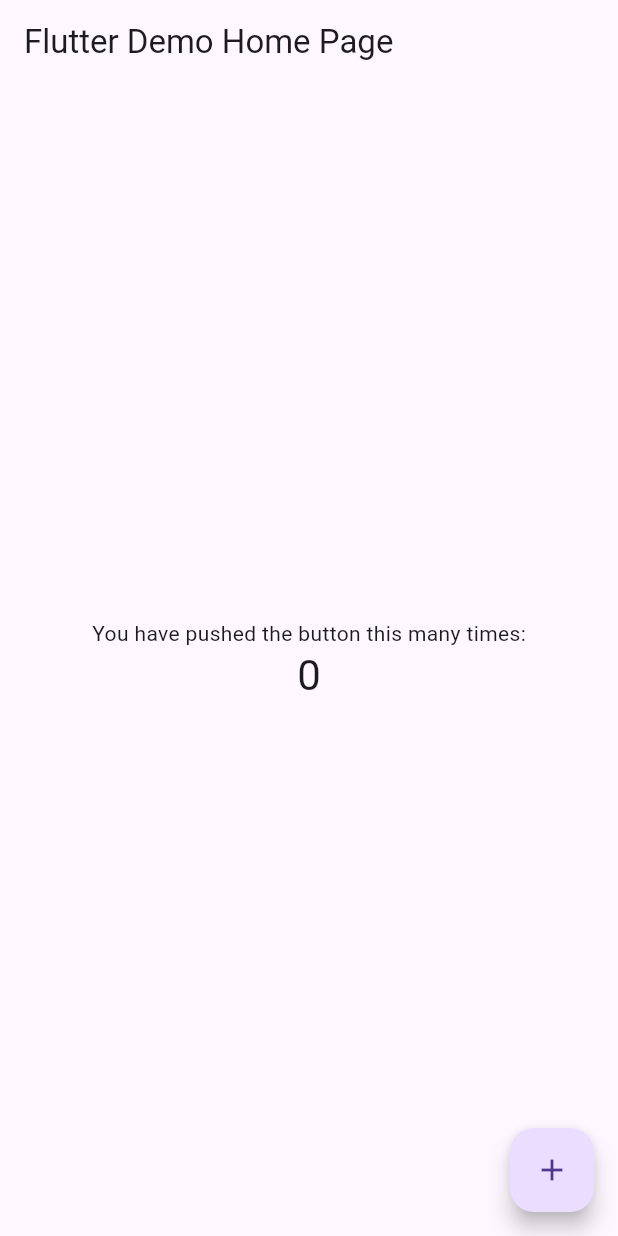
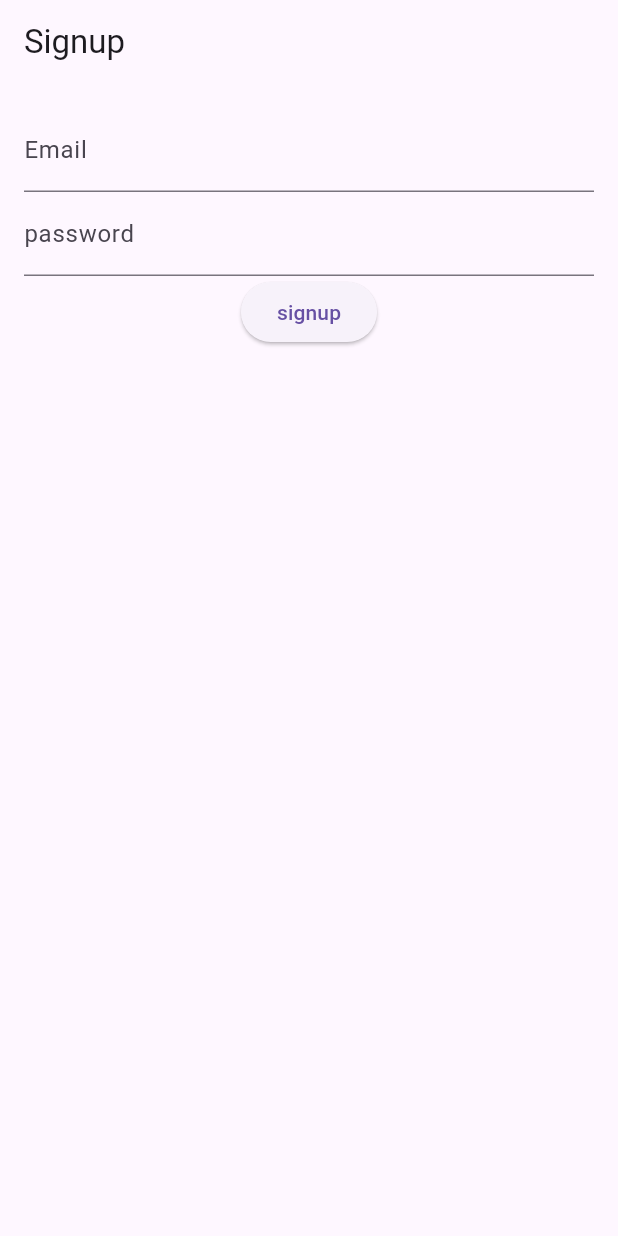
Before and after one commit to Joojinsung/flutter_blog, a Flutter app: the screen it shows after launch, on a phone screen of 412 x 824 dp. Run offline on Flutter 3.47's test engine with Material 3 defaults, Android fonts, the phone set to English and light mode, and no system bars.

Commit message:
게시글 작성, 회원가입

```diff
--- a/lib/main.dart
+++ b/lib/main.dart
@@ -1,115 +1,21 @@
 import 'package:flutter/material.dart';
+import 'package:flutter_blog/screens/create_post_page.dart';
+import 'package:flutter_blog/screens/signup.dart';
+
 
 void main() {
-  runApp(const MyApp());
+  runApp(MyApp());
 }
 
 class MyApp extends StatelessWidget {
-  const MyApp({super.key});
-
-  // This widget is the root of your application.
   @override
   Widget build(BuildContext context) {
     return MaterialApp(
-      title: 'Flutter Demo',
+      title: 'Post App',
       theme: ThemeData(
-        // This is the theme of your application.
-        //
-        // Try running your application with "flutter run". You'll see the
-        // application has a blue toolbar. Then, without quitting the app, try
-        // changing the primarySwatch below to Colors.green and then invoke
-        // "hot reload" (press "r" in the console where you ran "flutter run",
-        // or simply save your changes to "hot reload" in a Flutter IDE).
-        // Notice that the counter didn't reset back to zero; the application
-        // is not restarted.
         primarySwatch: Colors.blue,
       ),
-      home: const MyHomePage(title: 'Flutter Demo Home Page'),
+      home: Signup(),
     );
   }
 }
-
-class MyHomePage extends StatefulWidget {
-  const MyHomePage({super.key, required this.title});
-
-  // This widget is the home page of your application. It is stateful, meaning
-  // that it has a State object (defined below) that contains fields that affect
-  // how it looks.
-
-  // This class is the configuration for the state. It holds the values (in this
-  // case the title) provided by the parent (in this case the App widget) and
-  // used by the build method of the State. Fields in a Widget subclass are
-  // always marked "final".
-
-  final String title;
-
-  @override
-  State<MyHomePage> createState() => _MyHomePageState();
-}
-
-class _MyHomePageState extends State<MyHomePage> {
-  int _counter = 0;
-
-  void _incrementCounter() {
-    setState(() {
-      // This call to setState tells the Flutter framework that something has
-      // changed in this State, which causes it to rerun the build method below
-      // so that the display can reflect the updated values. If we changed
-      // _counter without calling setState(), then the build method would not be
-      // called again, and so nothing would appear to happen.
-      _counter++;
-    });
-  }
-
-  @override
-  Widget build(BuildContext context) {
-    // This method is rerun every time setState is called, for instance as done
-    // by the _incrementCounter method above.
-    //
-    // The Flutter framework has been optimized to make rerunning build methods
-    // fast, so that you can just rebuild anything that needs updating rather
-    // than having to individually change instances of widgets.
-    return Scaffold(
-      appBar: AppBar(
-        // Here we take the value from the MyHomePage object that was created by
-        // the App.build method, and use it to set our appbar title.
-        title: Text(widget.title),
-      ),
-      body: Center(
-        // Center is a layout widget. It takes a single child and positions it
-        // in the middle of the parent.
-        child: Column(
-          // Column is also a layout widget. It takes a list of children and
-          // arranges them vertically. By default, it sizes itself to fit its
-          // children horizontally, and tries to be as tall as its parent.
-          //
-          // Invoke "debug painting" (press "p" in the console, choose the
-          // "Toggle Debug Paint" action from the Flutter Inspector in Android
-          // Studio, or the "Toggle Debug Paint" command in Visual Studio Code)
-          // to see the wireframe for each widget.
-          //
-          // Column has various properties to control how it sizes itself and
-          // how it positions its children. Here we use mainAxisAlignment to
-          // center the children vertically; the main axis here is the vertical
-          // axis because Columns are vertical (the cross axis would be
-          // horizontal).
-          mainAxisAlignment: MainAxisAlignment.center,
-          children: <Widget>[
-            const Text(
-              'You have pushed the button this many times:',
-            ),
-            Text(
-              '$_counter',
-              style: Theme.of(context).textTheme.headlineMedium,
-            ),
-          ],
-        ),
-      ),
-      floatingActionButton: FloatingActionButton(
-        onPressed: _incrementCounter,
-        tooltip: 'Increment',
-        child: const Icon(Icons.add),
-      ), // This trailing comma makes auto-formatting nicer for build methods.
-    );
-  }
-}
--- /dev/null
+++ b/lib/screens/signup.dart
@@ -0,0 +1,102 @@
+import 'package:flutter/cupertino.dart';
+import 'package:flutter/material.dart';
+import 'package:flutter_blog/screens/create_post_page.dart';
+import 'package:http/http.dart' as http;
+
+class Signup extends StatefulWidget {
+  const Signup({super.key});
+
+  @override
+  State<Signup> createState() => _SignupState();
+}
+
+class _SignupState extends State<Signup> {
+  final _formKey = GlobalKey<FormState>();
+  final _emailController = TextEditingController();
+  final _passwordController = TextEditingController();
+
+  @override
+  void dispose() {
+    _emailController.dispose();
+    _passwordController.dispose();
+    super.dispose();
+  }
+
+  Future<void> _signup() async {
+    final String email = _emailController.text;
+    final String password = _passwordController.text;
+
+    if (email.isEmpty || password.isEmpty) {
+      return;
+    }
+    try {
+      final response = await http.post(
+        Uri.parse('http://192.168.219.43:8080/user/store'),
+        headers: {'X-Requested-With': 'Flutter'},
+        body: {'email': email, 'password': password},
+      );
+      // 응답값 출력
+      print('Response status code: ${response.statusCode}');
+      print('Response body: ${response.body}');
+      if (response.statusCode == 200) {
+        Navigator.of(context).pushReplacement(
+          MaterialPageRoute(builder: (context) => CreatePostPage()),
+        );
+      }
+    } catch (e) {
+      ScaffoldMessenger.of(context).showSnackBar(
+        SnackBar(
+          content: Text('Error ${e.toString()}'),
+        ),
+      );
+    }
+  }
+
+  @override
+  Widget build(BuildContext context) {
+    return Scaffold(
+      appBar: AppBar(
+        title: Text('Signup'),
+      ),
+      body: Padding(
+        padding: EdgeInsets.all(16.0),
+        child: Form(
+          key: _formKey,
+          child: Column(
+            children: [
+              TextFormField(
+                controller: _emailController,
+                decoration: InputDecoration(labelText: 'Email'),
+                validator: (value) {
+                  if (value == null || value.isEmpty) {
+                    return 'Please enter email';
+                  }
+                  return null;
+                },
+              ),
+              TextFormField(
+                controller: _passwordController,
+                decoration: InputDecoration(labelText: 'password'),
+                obscureText: true,
+                validator: (value) {
+                  if (value == null || value.isEmpty) {
+                    return 'Please enter password';
+                  }
+                  return null;
+                },
+              ),
+              ElevatedButton(
+                onPressed: () {
+                  if (_formKey.currentState!.validate()) {
+                    _signup();
+                  }
+                },
+                child: Text('signup'),
+              )
+            ],
+          ),
+        ),
+      ),
+    );
+  }
+}
--- a/pubspec.yaml
+++ b/pubspec.yaml
@@ -19,7 +19,7 @@ publish_to: 'none' # Remove this line if you wish to publish to pub.dev
 version: 1.0.0+1
 
 environment:
-  sdk: '>=2.19.6 <3.0.0'
+  sdk: '>=3.0.0 <4.0.0'
 
 # Dependencies specify other packages that your package needs in order to work.
 # To automatically upgrade your package dependencies to the latest versions
@@ -35,7 +35,7 @@ dependencies:
   # The following adds the Cupertino Icons font to your application.
   # Use with the CupertinoIcons class for iOS style icons.
   cupertino_icons: ^1.0.2
-  http: ^0.13.5
+  http: ^1.2.2
 
 dev_dependencies:
   flutter_test:
```
Also changed, not shown: lib/screens/create_post_page.dart (added, +92 -0 lines).
